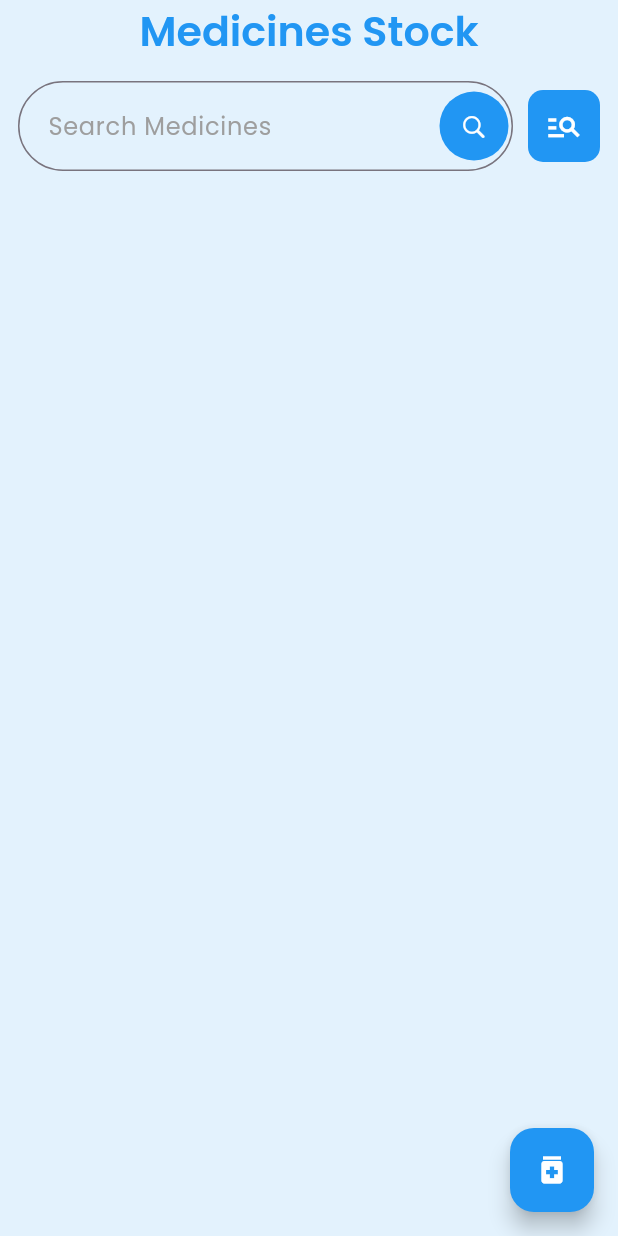
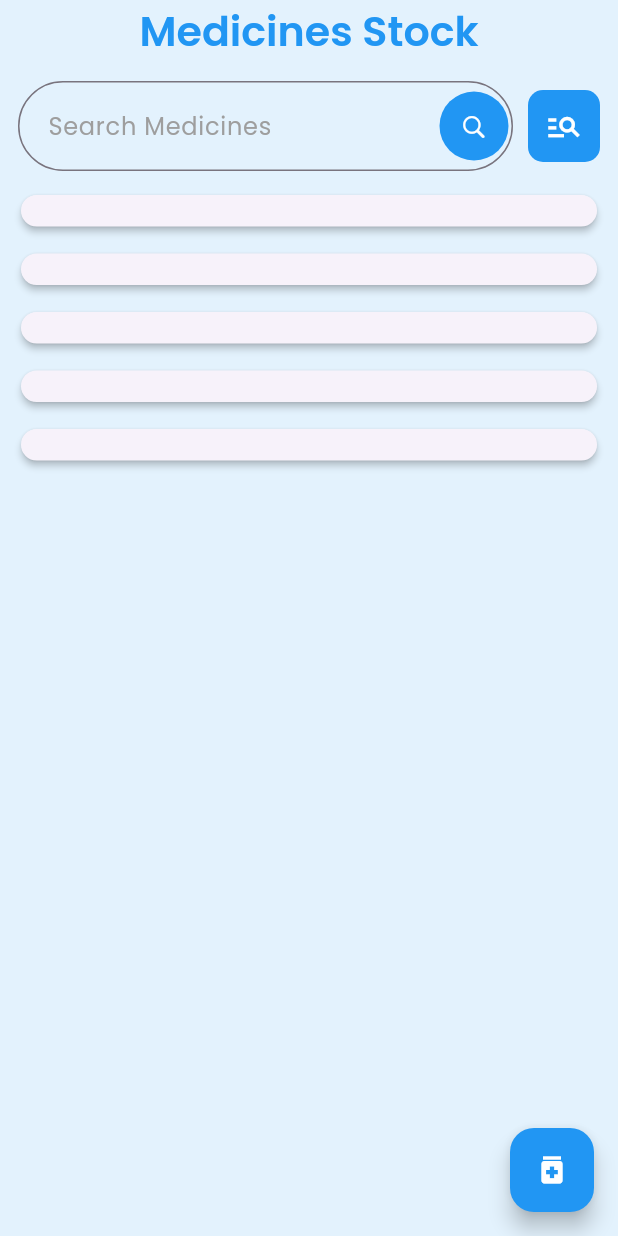
Before and after one commit to inzamam9494/healnixd, a Flutter app: the MedicinesStockScreen screen opened directly, on a phone screen of 412 x 824 dp. Run offline on Flutter 3.47's test engine with Material 3 defaults, Android fonts, the phone set to English and light mode, and no system bars; our stand-ins replace fl_chart, flutter_screenutil, font_awesome_flutter, get, google_fonts.

Commit message:
Add medicine stock card component and integrate it into the medicines stock screen

```diff
--- /dev/null
+++ b/lib/components/medicine_stock_card.dart
@@ -0,0 +1,25 @@
+import 'package:flutter/cupertino.dart';
+import 'package:flutter/material.dart';
+
+Widget medicineStockCard({
+  String? medicineName,
+  String? medicineType,
+  String? stock,
+  String? expiryDate,
+}) {
+  return Card(
+    shape: RoundedRectangleBorder(
+      borderRadius: BorderRadius.circular(16),
+    ),
+    elevation: 2,
+    child: Column(
+      children: [
+        Row(
+          children: [
+            Text("")
+          ],
+        )
+      ],
+    ),
+  );
+}
--- a/lib/screens/medicines/medicines_stock_screen.dart
+++ b/lib/screens/medicines/medicines_stock_screen.dart
@@ -1,6 +1,8 @@
 import 'package:flutter/cupertino.dart';
 import 'package:flutter/material.dart';
+import 'package:get/get.dart';
 import 'package:healnixd/components/custom_texts.dart';
+import 'package:healnixd/components/medicine_stock_card.dart';
 import 'package:healnixd/style/color.dart';
 import 'package:healnixd/style/text_style.dart';
 
@@ -88,7 +90,19 @@ class MedicinesStockScreen extends StatelessWidget {
         ),
       ),
       backgroundColor: AppColors.lightBlueBg,
-      body: Container(child: Column(children: [])),
+      body: Container(
+        child: ListView.builder(
+          itemCount: 5,
+          itemBuilder: (context, index) {
+            return medicineStockCard(
+              medicineName: "Paracetamol",
+              medicineType: "Tablet",
+              stock: "50",
+              expiryDate: "12/2023",
+            ).marginOnly(bottom: 10, left: 10, right: 10);
+          },
+        ),
+      ),
     );
   }
 }
```
